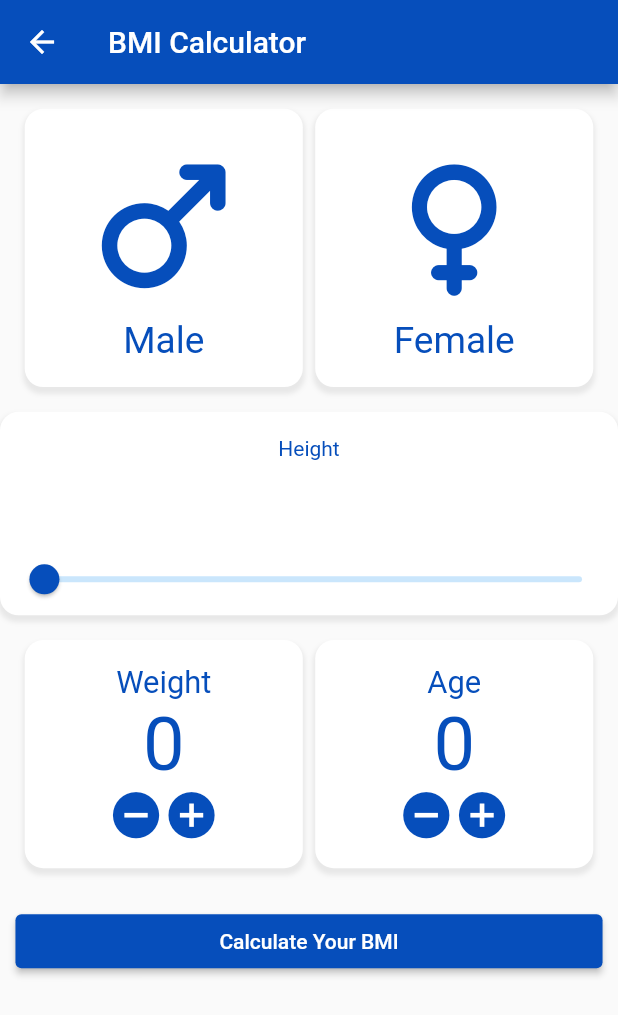
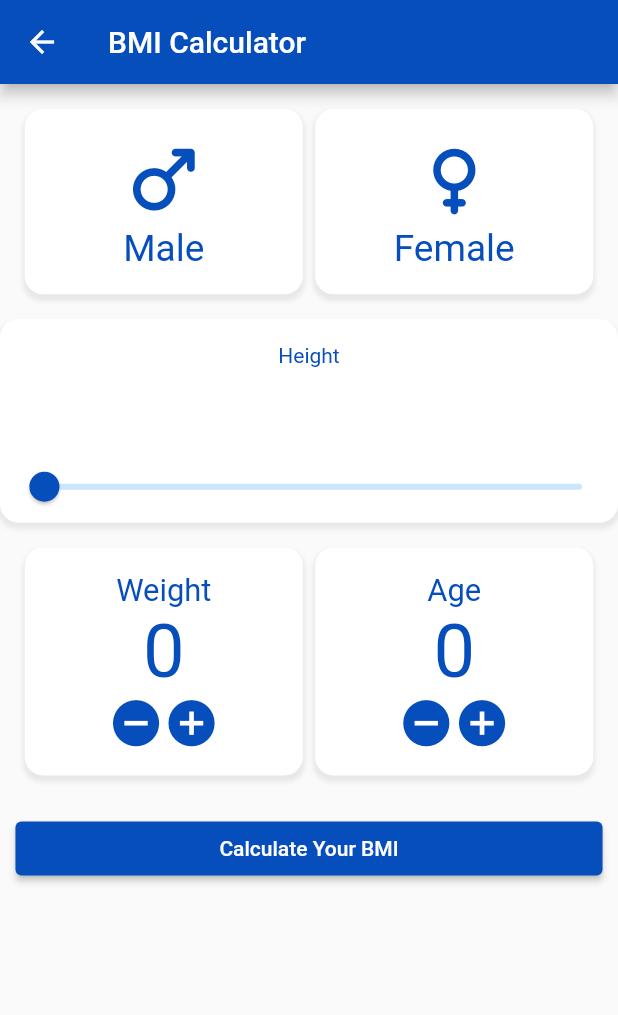
Before and after one commit to shahzebnaqvi/Medical_App, a Flutter app: the Bmi screen opened directly, on a phone screen of 412 x 824 dp. Shown: the top 1015 px of the screen. Run offline on Flutter 3.47's test engine with Material 2 defaults, Android fonts, the phone set to English and light mode, and no system bars; our stand-ins replace carousel_slider, flutter_speed_dial, get, lottie; missing offline and left inert: dart:ffi, dart:html.

Commit message:
Icons Updated

```diff
--- a/lib/Screens/additionaltools/bmi.dart
+++ b/lib/Screens/additionaltools/bmi.dart
@@ -1,3 +1,5 @@
+import 'dart:ffi';
+
 import 'package:flutter/material.dart';
 import 'package:get/get.dart';
 import 'package:medical_app/Constants/constants.dart';
@@ -75,6 +77,7 @@ class _BmiState extends State<Bmi> {
                           Constants.lightColor, Constants.mainColor)
                       : containerhalf(context, Icons.male_rounded, "Male",
                           Constants.mainColor, Constants.lightColor),
+
                 ),
                 InkWell(
                   onTap: () {
--- a/lib/Widgets/bmi_widget.dart
+++ b/lib/Widgets/bmi_widget.dart
@@ -26,7 +26,7 @@ Widget containerhalf(context, iconcont, name, fontcolor1, backcolor) {
     child: Column(
       children: [
         Icon(iconcont,
-            color: fontcolor1, size: MediaQuery.of(context).size.width * 0.3),
+            color: fontcolor1, size: MediaQuery.of(context).size.width * 0.15),
         Text(
           name,
           style: TextStyle(
```
